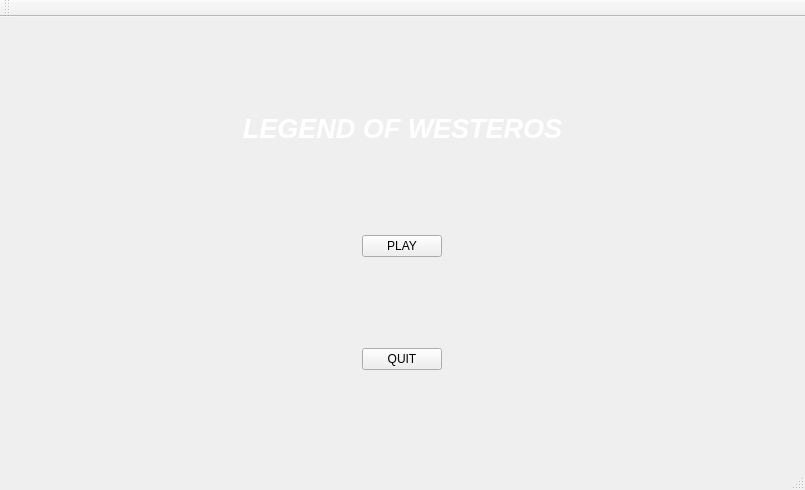
This is mainwindow.ui in AliceCasali/Legend_Of_WesterosQT as Qt 5 draws it before an edit. The edited form follows.
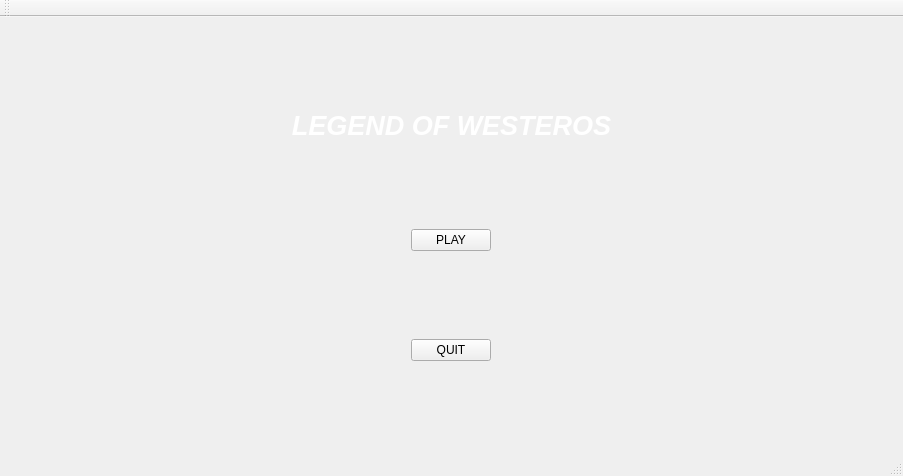
This is the edited form. Icons and pictures are not drawn.

What changed in the file:
```diff
--- a/mainwindow.ui
+++ b/mainwindow.ui
@@ -6,8 +6,8 @@
    <rect>
     <x>0</x>
     <y>0</y>
-    <width>805</width>
-    <height>490</height>
+    <width>903</width>
+    <height>476</height>
    </rect>
   </property>
   <property name="windowTitle">
```
